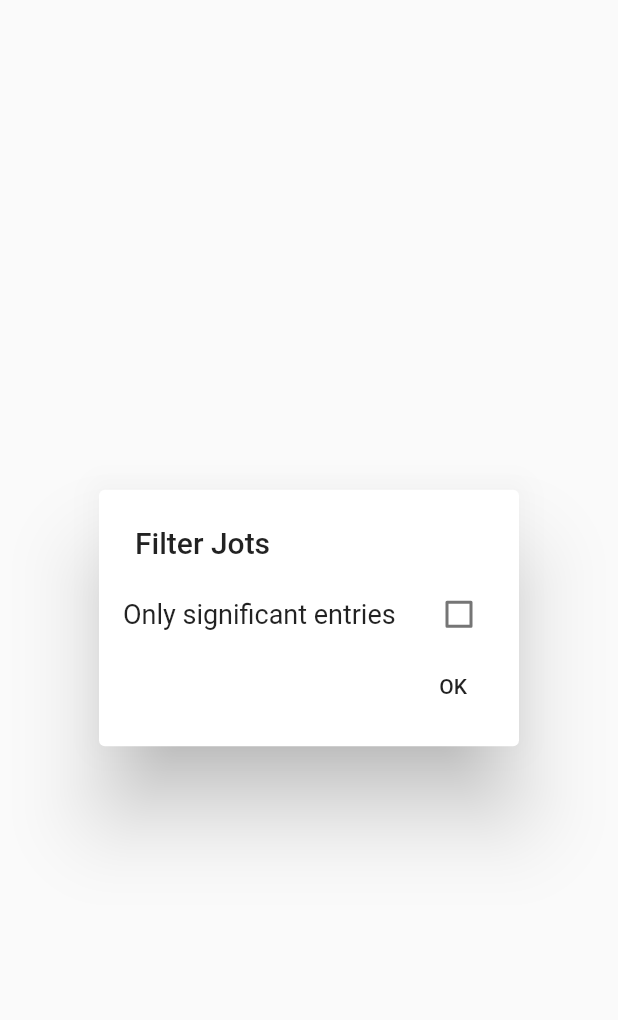
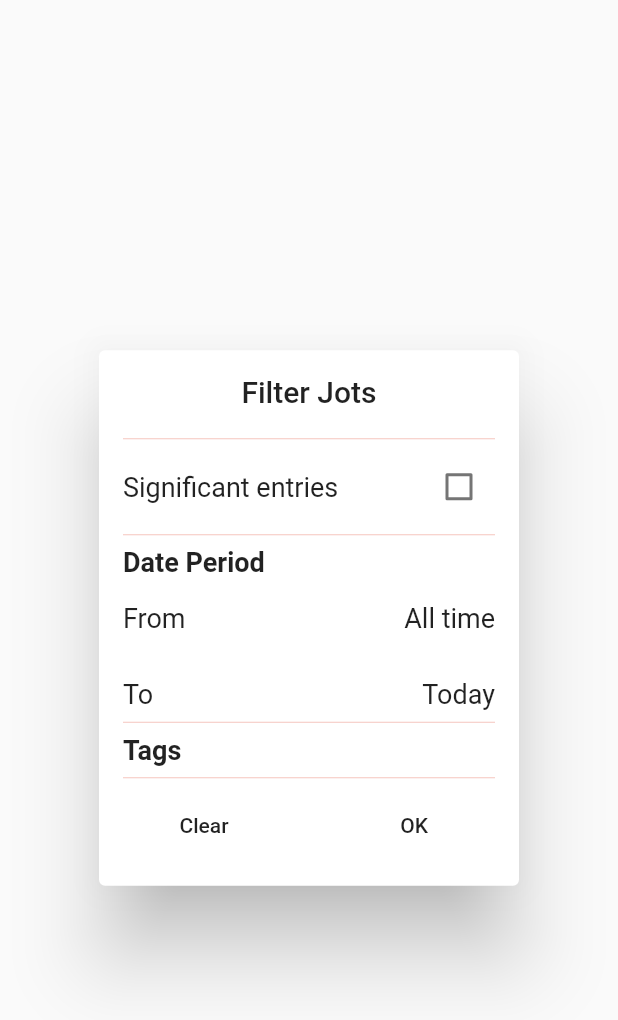
Before and after one commit to SilverBirchh/jot, a Flutter app: the FilterModal widget shown alone on an empty page, opened directly, on a phone screen of 412 x 824 dp. Shown: the top 1020 px of the screen. Run offline on Flutter 3.47's test engine with Material 2 defaults, Android fonts, the phone set to English and light mode, and no system bars; our stand-ins replace bloc, cached_network_image, cloud_firestore, firebase_auth, firebase_core, flutter_bloc and 1 more; accounts and stored records are empty; statements that could not run were skipped.

Commit message:
filter by dates

```diff
--- a/lib/bloc/filter/filter_bloc.dart
+++ b/lib/bloc/filter/filter_bloc.dart
@@ -13,7 +13,10 @@ class FilterBloc extends Bloc<FilterEvent, FilterState> {
   ) async* {
     if (event is UpdateFilters) {
       yield Filters(
-          inportantOnly: event.inportantOnly, tagsToApply: event.tagsToApply);
+          inportantOnly: event.inportantOnly,
+          tagsToApply: event.tagsToApply,
+          fromDate: event.fromDate,
+          toDate: event.toDate);
     }
   }
 }
--- a/lib/bloc/filter/filter_event.dart
+++ b/lib/bloc/filter/filter_event.dart
@@ -4,7 +4,10 @@ import 'package:meta/meta.dart';
 abstract class FilterEvent {}
 
 class UpdateFilters extends FilterEvent {
-  UpdateFilters({this.inportantOnly, this.tagsToApply});
+  UpdateFilters(
+      {this.inportantOnly, this.tagsToApply, this.toDate, this.fromDate});
   final bool inportantOnly;
+  final DateTime toDate;
+  final DateTime fromDate;
   final List<String> tagsToApply;
 }
--- a/lib/bloc/filter/filter_state.dart
+++ b/lib/bloc/filter/filter_state.dart
@@ -2,13 +2,24 @@ import 'package:meta/meta.dart';
 
 @immutable
 abstract class FilterState {
-  FilterState({this.inportantOnly, this.tagsToApply});
+  FilterState(
+      {this.inportantOnly, this.tagsToApply, this.fromDate, this.toDate});
 
   final List<String> tagsToApply;
   final bool inportantOnly;
+  final DateTime toDate;
+  final DateTime fromDate;
 }
 
 class Filters extends FilterState {
-  Filters({bool inportantOnly, List<String> tagsToApply})
-      : super(inportantOnly: inportantOnly, tagsToApply: tagsToApply);
+  Filters(
+      {bool inportantOnly,
+      List<String> tagsToApply,
+      DateTime toDate,
+      DateTime fromDate})
+      : super(
+            inportantOnly: inportantOnly,
+            tagsToApply: tagsToApply,
+            fromDate: fromDate,
+            toDate: toDate);
 }
--- a/lib/bloc/jot/jot_event.dart
+++ b/lib/bloc/jot/jot_event.dart
@@ -28,6 +28,14 @@ class StreamJots extends JotEvent {
   final String userId;
 }
 
+class StreamJotsByDate extends JotEvent {
+  StreamJotsByDate(this.userId, {this.fromDate, this.toDate});
+
+  final String userId;
+  final DateTime toDate;
+  final DateTime fromDate;
+}
+
 class StreamMoreJots extends JotEvent {
   StreamMoreJots(this.userId);
 
--- a/lib/ui/widgets/filter_modal.dart
+++ b/lib/ui/widgets/filter_modal.dart
@@ -1,8 +1,13 @@
+import 'package:Jot/bloc/application/bloc.dart';
 import 'package:Jot/bloc/filter/bloc.dart';
-import 'package:Jot/main_exports.dart';
+import 'package:Jot/bloc/jot/bloc.dart';
 import 'package:flutter/material.dart';
+import 'package:flutter_bloc/flutter_bloc.dart';
+import 'package:intl/intl.dart';
 
 class FilterModal extends StatefulWidget {
+  FilterModal();
+
   @override
   _FilterModalState createState() => _FilterModalState();
 }
@@ -11,6 +16,42 @@ class _FilterModalState extends State<FilterModal> {
   bool onlySignificants = true;
   List<String> tagsToApply = [];
   List<dynamic> listOfTags = [];
+  DateTime from;
+  DateTime to;
+
+  void _setFilters() {
+    BlocProvider.of<FilterBloc>(context).add(
+      UpdateFilters(
+          inportantOnly: onlySignificants,
+          tagsToApply: tagsToApply,
+          toDate: to,
+          fromDate: from),
+    );
+
+    final String userId =
+        BlocProvider.of<ApplicationBloc>(context).state.user.uid;
+    BlocProvider.of<JotBloc>(context).add(
+      StreamJotsByDate(userId, fromDate: from, toDate: to),
+    );
+    Navigator.pop(context);
+  }
+
+  Future<Null> _selectDate(BuildContext context, bool isFromDate) async {
+    final DateTime picked = await showDatePicker(
+        context: context,
+        initialDate: DateTime.now(),
+        firstDate: DateTime(1980),
+        lastDate: DateTime.now());
+
+    setState(() {
+      isFromDate ? from = picked : to = picked;
+    });
+  }
+
+  String _formatDate(DateTime otherDate) {
+    final DateFormat dateFormat = DateFormat('d/M/yy');
+    return dateFormat.format(otherDate);
+  }
 
   @override
   void initState() {
@@ -19,13 +60,24 @@ class _FilterModalState extends State<FilterModal> {
         BlocProvider.of<ApplicationBloc>(context).state.user.tags ?? <String>[];
     tagsToApply = BlocProvider.of<FilterBloc>(context).state.tagsToApply;
     onlySignificants = BlocProvider.of<FilterBloc>(context).state.inportantOnly;
+    to = BlocProvider.of<FilterBloc>(context).state.toDate;
+    from = BlocProvider.of<FilterBloc>(context).state.fromDate;
   }
 
   @override
   Widget build(BuildContext context) {
     return SimpleDialog(
-      title: Text('Filter Jots'),
+      title: Text(
+        'Filter Jots',
+        textAlign: TextAlign.center,
+      ),
+      titlePadding: EdgeInsets.only(top: 16),
       children: <Widget>[
+        Divider(
+          indent: 16,
+          endIndent: 16,
+          color: Color(0xffF5C5BE),
+        ),
         Padding(
           padding: const EdgeInsets.only(left: 16.0, right: 16),
           child: Row(
@@ -35,7 +87,7 @@ class _FilterModalState extends State<FilterModal> {
                 crossAxisAlignment: CrossAxisAlignment.start,
                 children: <Widget>[
                   Text(
-                    'Only significant entries',
+                    'Significant entries',
                     style: TextStyle(fontSize: 18),
                   ),
                 ],
@@ -51,6 +103,68 @@ class _FilterModalState extends State<FilterModal> {
                 },
               ),
             ],
+          ),
+        ),
+        Divider(
+          indent: 16,
+          endIndent: 16,
+          color: Color(0xffF5C5BE),
+        ),
+        Padding(
+          padding: const EdgeInsets.only(left: 16, right: 16, bottom: 16),
+          child: Text(
+            'Date Period',
+            style: TextStyle(fontSize: 18, fontWeight: FontWeight.bold),
+          ),
+        ),
+        Padding(
+          padding: const EdgeInsets.only(left: 16.0, right: 16),
+          child: Row(
+            mainAxisAlignment: MainAxisAlignment.spaceBetween,
+            children: <Widget>[
+              Text(
+                'From',
+                style: TextStyle(fontSize: 18),
+              ),
+              GestureDetector(
+                onTap: () => _selectDate(context, true),
+                child: Text(
+                  from == null ? 'All time' : _formatDate(from),
+                  style: TextStyle(fontSize: 18),
+                ),
+              ),
+            ],
+          ),
+        ),
+        Padding(
+          padding: const EdgeInsets.only(left: 16.0, right: 16, top: 30),
+          child: Row(
+            mainAxisAlignment: MainAxisAlignment.spaceBetween,
+            children: <Widget>[
+              Text(
+                'To',
+                style: TextStyle(fontSize: 18),
+              ),
+              GestureDetector(
+                onTap: () => _selectDate(context, false),
+                child: Text(
+                  to == null ? 'Today' : _formatDate(to),
+                  style: TextStyle(fontSize: 18),
+                ),
+              ),
+            ],
+          ),
+        ),
+        Divider(
+          indent: 16,
+          endIndent: 16,
+          color: Color(0xffF5C5BE),
+        ),
+        Padding(
+          padding: const EdgeInsets.only(left: 16, right: 16),
+          child: Text(
+            'Tags',
+            style: TextStyle(fontSize: 18, fontWeight: FontWeight.bold),
           ),
         ),
         ...listOfTags.map((dynamic tag) {
@@ -88,21 +202,35 @@ class _FilterModalState extends State<FilterModal> {
             ),
           );
         }).toList(),
+        Divider(
+          indent: 16,
+          endIndent: 16,
+          color: Color(0xffF5C5BE),
+        ),
         Row(
-          mainAxisAlignment: MainAxisAlignment.end,
+          mainAxisAlignment: MainAxisAlignment.spaceAround,
           children: <Widget>[
             FlatButton(
               shape: CircleBorder(),
               materialTapTargetSize: MaterialTapTargetSize.padded,
-              child: Text('OK'),
+              child: Text('Clear'),
               onPressed: () {
                 BlocProvider.of<FilterBloc>(context).add(
-                  UpdateFilters(
-                      inportantOnly: onlySignificants,
-                      tagsToApply: tagsToApply),
+                  UpdateFilters(inportantOnly: false, tagsToApply: <String>[]),
+                );
+                final String userId =
+                    BlocProvider.of<ApplicationBloc>(context).state.user.uid;
+                BlocProvider.of<JotBloc>(context).add(
+                  StreamJots(userId),
                 );
                 Navigator.pop(context);
               },
+            ),
+            FlatButton(
+              shape: CircleBorder(),
+              materialTapTargetSize: MaterialTapTargetSize.padded,
+              child: Text('OK'),
+              onPressed: () => _setFilters(),
             )
           ],
         ),
```
Also changed, not shown: lib/api/jot.dart (+22 -0 lines), lib/bloc/jot/jot_bloc.dart (+24 -2 lines).
